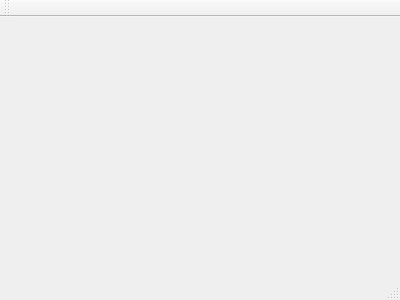
The window that src/ECGAnalyzer/mainwindow.ui (dadm-projekt/dadm-cpp) describes before a commit, drawn with Qt 5.
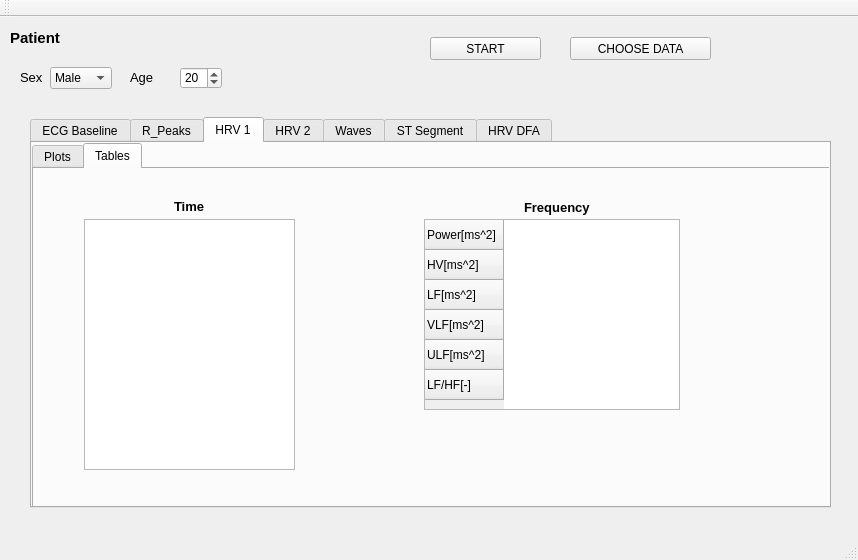
The same window after the commit. The open tabs and pages were chosen to show the change.

The edit to the form file:
```diff
--- a/src/ECGAnalyzer/mainwindow.ui
+++ b/src/ECGAnalyzer/mainwindow.ui
@@ -1,24 +1,678 @@
 <ui version="4.0">
  <class>MainWindow</class>
- <widget class="QMainWindow" name="MainWindow" >
-  <property name="geometry" >
+ <widget class="QMainWindow" name="MainWindow">
+  <property name="geometry">
    <rect>
     <x>0</x>
     <y>0</y>
-    <width>400</width>
-    <height>300</height>
+    <width>858</width>
+    <height>560</height>
    </rect>
   </property>
   <property name="windowTitle" >
    <string>MainWindow</string>
   </property>
-  <widget class="QMenuBar" name="menuBar" />
-  <widget class="QToolBar" name="mainToolBar" />
-  <widget class="QWidget" name="centralWidget" />
-  <widget class="QStatusBar" name="statusBar" />
+  <widget class="QWidget" name="centralWidget">
+   <widget class="QTabWidget" name="tabWidget">
+    <property name="geometry">
+     <rect>
+      <x>30</x>
+      <y>100</y>
+      <width>801</width>
+      <height>391</height>
+     </rect>
+    </property>
+    <property name="currentIndex">
+     <number>0</number>
+    </property>
+    <widget class="QWidget" name="tab1">
+     <attribute name="title">
+      <string>ECG Baseline</string>
+     </attribute>
+     <widget class="QComboBox" name="comboBox_2">
+      <property name="geometry">
+       <rect>
+        <x>510</x>
+        <y>50</y>
+        <width>101</width>
+        <height>22</height>
+       </rect>
+      </property>
+      <property name="font">
+       <font>
+        <pointsize>9</pointsize>
+       </font>
+      </property>
+      <item>
+       <property name="text">
+        <string>Butterworth</string>
+       </property>
+      </item>
+      <item>
+       <property name="text">
+        <string>ButterworthHP</string>
+       </property>
+      </item>
+      <item>
+       <property name="text">
+        <string>Blackmann</string>
+       </property>
+      </item>
+      <item>
+       <property name="text">
+        <string>Eliptic</string>
+       </property>
+      </item>
+     </widget>
+     <widget class="QComboBox" name="comboBox_3">
+      <property name="geometry">
+       <rect>
+        <x>510</x>
+        <y>140</y>
+        <width>101</width>
+        <height>22</height>
+       </rect>
+      </property>
+      <property name="font">
+       <font>
+        <pointsize>9</pointsize>
+       </font>
+      </property>
+      <item>
+       <property name="text">
+        <string>100</string>
+       </property>
+      </item>
+      <item>
+       <property name="text">
+        <string>150</string>
+       </property>
+      </item>
+      <item>
+       <property name="text">
+        <string>200</string>
+       </property>
+      </item>
+      <item>
+       <property name="text">
+        <string>250</string>
+       </property>
+      </item>
+      <item>
+       <property name="text">
+        <string>360</string>
+       </property>
+      </item>
+     </widget>
+     <widget class="QLabel" name="label_4">
+      <property name="geometry">
+       <rect>
+        <x>510</x>
+        <y>20</y>
+        <width>91</width>
+        <height>21</height>
+       </rect>
+      </property>
+      <property name="font">
+       <font>
+        <pointsize>10</pointsize>
+       </font>
+      </property>
+      <property name="text">
+       <string>Filter type</string>
+      </property>
+     </widget>
+     <widget class="QLabel" name="label_5">
+      <property name="geometry">
+       <rect>
+        <x>510</x>
+        <y>110</y>
+        <width>111</width>
+        <height>31</height>
+       </rect>
+      </property>
+      <property name="font">
+       <font>
+        <pointsize>10</pointsize>
+       </font>
+      </property>
+      <property name="text">
+       <string>Sampel frequency</string>
+      </property>
+     </widget>
+     <widget class="QGraphicsView" name="graphicsView_8">
+      <property name="geometry">
+       <rect>
+        <x>50</x>
+        <y>40</y>
+        <width>361</width>
+        <height>251</height>
+       </rect>
+      </property>
+     </widget>
+    </widget>
+    <widget class="QWidget" name="tab2">
+     <attribute name="title">
+      <string>R_Peaks</string>
+     </attribute>
+    </widget>
+    <widget class="QWidget" name="tab3">
+     <attribute name="title">
+      <string>HRV 1</string>
+     </attribute>
+     <widget class="QTabWidget" name="tabWidget_2">
+      <property name="geometry">
+       <rect>
+        <x>0</x>
+        <y>0</y>
+        <width>801</width>
+        <height>371</height>
+       </rect>
+      </property>
+      <property name="currentIndex">
+       <number>0</number>
+      </property>
+      <widget class="QWidget" name="tab">
+       <attribute name="title">
+        <string>Plots</string>
+       </attribute>
+       <widget class="QGraphicsView" name="graphicsView_6">
+        <property name="geometry">
+         <rect>
+          <x>20</x>
+          <y>50</y>
+          <width>361</width>
+          <height>251</height>
+         </rect>
+        </property>
+       </widget>
+       <widget class="QGraphicsView" name="graphicsView_7">
+        <property name="geometry">
+         <rect>
+          <x>400</x>
+          <y>50</y>
+          <width>361</width>
+          <height>251</height>
+         </rect>
+        </property>
+       </widget>
+      </widget>
+      <widget class="QWidget" name="tab_2">
+       <attribute name="title">
+        <string>Tables</string>
+       </attribute>
+       <widget class="QTableWidget" name="tableWidget">
+        <property name="geometry">
+         <rect>
+          <x>50</x>
+          <y>50</y>
+          <width>211</width>
+          <height>251</height>
+         </rect>
+        </property>
+        <property name="alternatingRowColors">
+         <bool>true</bool>
+        </property>
+        <property name="gridStyle">
+         <enum>Qt::SolidLine</enum>
+        </property>
+        <attribute name="horizontalHeaderVisible">
+         <bool>false</bool>
+        </attribute>
+        <attribute name="verticalHeaderVisible">
+         <bool>false</bool>
+        </attribute>
+        <attribute name="verticalHeaderCascadingSectionResizes">
+         <bool>false</bool>
+        </attribute>
+        <attribute name="verticalHeaderShowSortIndicator" stdset="0">
+         <bool>false</bool>
+        </attribute>
+        <row>
+         <property name="text">
+          <string>RR[ms]</string>
+         </property>
+        </row>
+        <row>
+         <property name="text">
+          <string>SDNN[ms]</string>
+         </property>
+        </row>
+        <row>
+         <property name="text">
+          <string>RMSSD[ms]</string>
+         </property>
+        </row>
+        <row>
+         <property name="text">
+          <string>NN50[-]</string>
+         </property>
+        </row>
+        <row>
+         <property name="text">
+          <string>pNN50[%]</string>
+         </property>
+        </row>
+        <row>
+         <property name="text">
+          <string>SDANNsrstd[ms]</string>
+         </property>
+        </row>
+        <row>
+         <property name="text">
+          <string>SDANNstdsr[ms]</string>
+         </property>
+        </row>
+        <row>
+         <property name="text">
+          <string>SDSD[ms]</string>
+         </property>
+        </row>
+       </widget>
+       <widget class="QTableWidget" name="tableWidget_2">
+        <property name="geometry">
+         <rect>
+          <x>390</x>
+          <y>50</y>
+          <width>256</width>
+          <height>191</height>
+         </rect>
+        </property>
+        <row>
+         <property name="text">
+          <string>Power[ms^2]</string>
+         </property>
+        </row>
+        <row>
+         <property name="text">
+          <string>HV[ms^2]</string>
+         </property>
+        </row>
+        <row>
+         <property name="text">
+          <string>LF[ms^2]</string>
+         </property>
+        </row>
+        <row>
+         <property name="text">
+          <string>VLF[ms^2]</string>
+         </property>
+        </row>
+        <row>
+         <property name="text">
+          <string>ULF[ms^2]</string>
+         </property>
+        </row>
+        <row>
+         <property name="text">
+          <string>LF/HF[-]</string>
+         </property>
+        </row>
+       </widget>
+       <widget class="QLabel" name="label_6">
+        <property name="geometry">
+         <rect>
+          <x>140</x>
+          <y>30</y>
+          <width>47</width>
+          <height>14</height>
+         </rect>
+        </property>
+        <property name="font">
+         <font>
+          <pointsize>10</pointsize>
+          <weight>75</weight>
+          <bold>true</bold>
+         </font>
+        </property>
+        <property name="text">
+         <string>Time</string>
+        </property>
+       </widget>
+       <widget class="QLabel" name="label_7">
+        <property name="geometry">
+         <rect>
+          <x>490</x>
+          <y>30</y>
+          <width>71</width>
+          <height>16</height>
+         </rect>
+        </property>
+        <property name="font">
+         <font>
+          <pointsize>10</pointsize>
+          <weight>75</weight>
+          <bold>true</bold>
+         </font>
+        </property>
+        <property name="text">
+         <string>Frequency</string>
+        </property>
+       </widget>
+      </widget>
+     </widget>
+    </widget>
+    <widget class="QWidget" name="tab4">
+     <attribute name="title">
+      <string>HRV 2</string>
+     </attribute>
+     <widget class="QTabWidget" name="tabWidget_3">
+      <property name="geometry">
+       <rect>
+        <x>0</x>
+        <y>0</y>
+        <width>801</width>
+        <height>371</height>
+       </rect>
+      </property>
+      <property name="currentIndex">
+       <number>1</number>
+      </property>
+      <widget class="QWidget" name="tab_3">
+       <attribute name="title">
+        <string>Plots</string>
+       </attribute>
+       <widget class="QGraphicsView" name="graphicsView_9">
+        <property name="geometry">
+         <rect>
+          <x>20</x>
+          <y>60</y>
+          <width>361</width>
+          <height>251</height>
+         </rect>
+        </property>
+       </widget>
+       <widget class="QGraphicsView" name="graphicsView_10">
+        <property name="geometry">
+         <rect>
+          <x>410</x>
+          <y>60</y>
+          <width>361</width>
+          <height>251</height>
+         </rect>
+        </property>
+       </widget>
+       <widget class="QLabel" name="label_8">
+        <property name="geometry">
+         <rect>
+          <x>160</x>
+          <y>40</y>
+          <width>71</width>
+          <height>16</height>
+         </rect>
+        </property>
+        <property name="font">
+         <font>
+          <pointsize>10</pointsize>
+          <weight>75</weight>
+          <bold>true</bold>
+         </font>
+        </property>
+        <property name="text">
+         <string>Histogram</string>
+        </property>
+       </widget>
+       <widget class="QLabel" name="label_9">
+        <property name="geometry">
+         <rect>
+          <x>560</x>
+          <y>40</y>
+          <width>71</width>
+          <height>16</height>
+         </rect>
+        </property>
+        <property name="font">
+         <font>
+          <pointsize>10</pointsize>
+          <weight>75</weight>
+          <bold>true</bold>
+         </font>
+        </property>
+        <property name="text">
+         <string>Poincare</string>
+        </property>
+       </widget>
+      </widget>
+      <widget class="QWidget" name="tab_4">
+       <attribute name="title">
+        <string>Table</string>
+       </attribute>
+       <widget class="QTableWidget" name="tableWidget_3">
+        <property name="geometry">
+         <rect>
+          <x>80</x>
+          <y>90</y>
+          <width>256</width>
+          <height>131</height>
+         </rect>
+        </property>
+        <row>
+         <property name="text">
+          <string>HRV Index</string>
+         </property>
+        </row>
+        <row>
+         <property name="text">
+          <string>Nowy wiersz</string>
+         </property>
+        </row>
+        <row>
+         <property name="text">
+          <string>SD1</string>
+         </property>
+        </row>
+        <row>
+         <property name="text">
+          <string>SD2</string>
+         </property>
+        </row>
+       </widget>
+       <widget class="QListView" name="listView">
+        <property name="geometry">
+         <rect>
+          <x>490</x>
+          <y>80</y>
+          <width>256</width>
+          <height>192</height>
+         </rect>
+        </property>
+       </widget>
+      </widget>
+     </widget>
+    </widget>
+    <widget class="QWidget" name="tab5">
+     <attribute name="title">
+      <string>Waves</string>
+     </attribute>
+     <widget class="QGraphicsView" name="graphicsView_11">
+      <property name="geometry">
+       <rect>
+        <x>30</x>
+        <y>60</y>
+        <width>361</width>
+        <height>251</height>
+       </rect>
+      </property>
+     </widget>
+     <widget class="QTableWidget" name="tableWidget_4">
+      <property name="geometry">
+       <rect>
+        <x>490</x>
+        <y>60</y>
+        <width>256</width>
+        <height>192</height>
+       </rect>
+      </property>
+     </widget>
+    </widget>
+    <widget class="QWidget" name="tab6">
+     <attribute name="title">
+      <string>ST Segment</string>
+     </attribute>
+     <widget class="QGraphicsView" name="graphicsView_4">
+      <property name="geometry">
+       <rect>
+        <x>180</x>
+        <y>30</y>
+        <width>351</width>
+        <height>241</height>
+       </rect>
+      </property>
+     </widget>
+    </widget>
+    <widget class="QWidget" name="tab7">
+     <attribute name="title">
+      <string>HRV DFA</string>
+     </attribute>
+    </widget>
+   </widget>
+   <widget class="QLabel" name="label">
+    <property name="geometry">
+     <rect>
+      <x>10</x>
+      <y>10</y>
+      <width>81</width>
+      <height>21</height>
+     </rect>
+    </property>
+    <property name="font">
+     <font>
+      <pointsize>11</pointsize>
+      <weight>75</weight>
+      <bold>true</bold>
+      <kerning>true</kerning>
+     </font>
+    </property>
+    <property name="text">
+     <string>Patient</string>
+    </property>
+   </widget>
+   <widget class="QLabel" name="label_2">
+    <property name="geometry">
+     <rect>
+      <x>20</x>
+      <y>50</y>
+      <width>31</width>
+      <height>21</height>
+     </rect>
+    </property>
+    <property name="font">
+     <font>
+      <pointsize>10</pointsize>
+      <weight>50</weight>
+      <bold>false</bold>
+      <kerning>true</kerning>
+     </font>
+    </property>
+    <property name="text">
+     <string>Sex</string>
+    </property>
+   </widget>
+   <widget class="QLabel" name="label_3">
+    <property name="geometry">
+     <rect>
+      <x>130</x>
+      <y>50</y>
+      <width>31</width>
+      <height>21</height>
+     </rect>
+    </property>
+    <property name="font">
+     <font>
+      <pointsize>10</pointsize>
+      <weight>50</weight>
+      <bold>false</bold>
+      <kerning>true</kerning>
+     </font>
+    </property>
+    <property name="text">
+     <string>Age</string>
+    </property>
+   </widget>
+   <widget class="QComboBox" name="comboBox">
+    <property name="geometry">
+     <rect>
+      <x>50</x>
+      <y>50</y>
+      <width>62</width>
+      <height>22</height>
+     </rect>
+    </property>
+    <item>
+     <property name="text">
+      <string>Male</string>
+     </property>
+    </item>
+    <item>
+     <property name="text">
+      <string>Female</string>
+     </property>
+    </item>
+   </widget>
+   <widget class="QSpinBox" name="spinBox">
+    <property name="geometry">
+     <rect>
+      <x>180</x>
+      <y>50</y>
+      <width>42</width>
+      <height>22</height>
+     </rect>
+    </property>
+    <property name="minimum">
+     <number>1</number>
+    </property>
+    <property name="value">
+     <number>20</number>
+    </property>
+   </widget>
+   <widget class="QPushButton" name="pushButton">
+    <property name="geometry">
+     <rect>
+      <x>430</x>
+      <y>20</y>
+      <width>111</width>
+      <height>23</height>
+     </rect>
+    </property>
+    <property name="text">
+     <string>START</string>
+    </property>
+   </widget>
+   <widget class="QPushButton" name="pushButton_2">
+    <property name="geometry">
+     <rect>
+      <x>570</x>
+      <y>20</y>
+      <width>141</width>
+      <height>23</height>
+     </rect>
+    </property>
+    <property name="text">
+     <string>CHOOSE DATA</string>
+    </property>
+   </widget>
+  </widget>
+  <widget class="QMenuBar" name="menuBar">
+   <property name="geometry">
+    <rect>
+     <x>0</x>
+     <y>0</y>
+     <width>858</width>
+     <height>22</height>
+    </rect>
+   </property>
+  </widget>
+  <widget class="QToolBar" name="mainToolBar">
+   <attribute name="toolBarArea">
+    <enum>TopToolBarArea</enum>
+   </attribute>
+   <attribute name="toolBarBreak">
+    <bool>false</bool>
+   </attribute>
+  </widget>
+  <widget class="QStatusBar" name="statusBar"/>
  </widget>
- <layoutDefault spacing="6" margin="11" />
- <pixmapfunction></pixmapfunction>
+ <layoutdefault spacing="6" margin="11"/>
  <resources/>
  <connections/>
 </ui>
```
Left out of the diff: 3 changed lines with no effect on the pictures.
